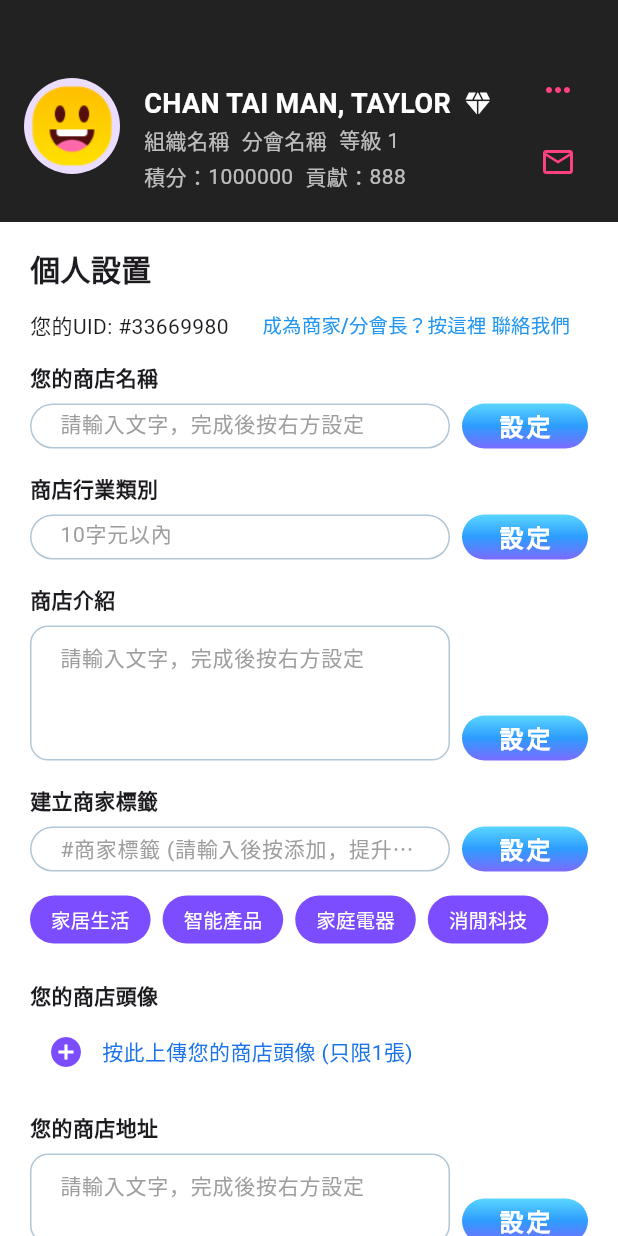
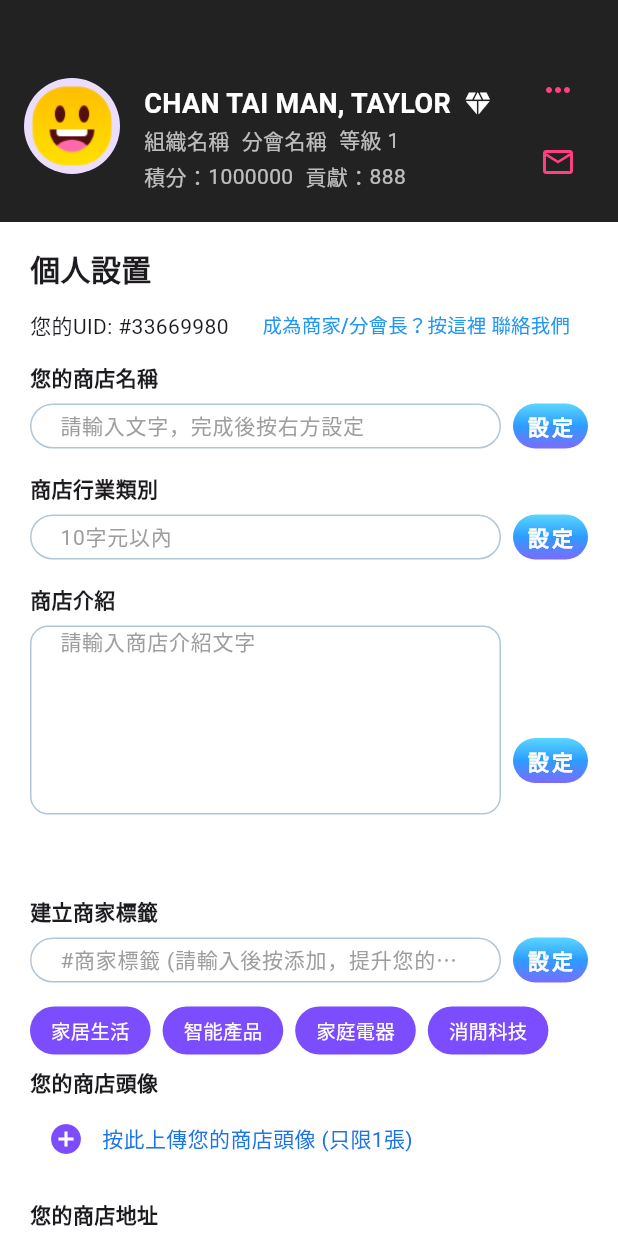
Before and after one commit to wangqiwei66/business_synerthink, a Flutter app: the SettingView screen opened directly, on a phone screen of 412 x 824 dp. Run offline on Flutter 3.47's test engine with Material 3 defaults, Android fonts, the light colour scheme and no system bars; our stand-ins replace auto_size_text, cached_network_image, dio, fl_chart, flutter_animate, flutter_easyloading and 14 more; missing offline and left inert: dart:ffi, flutter_cupertino_datetime_picker, fluwx, jwt_decode, qr_code_scanner; accounts and stored records are empty; Roboto replaces fonts that are missing (PingFang SC).

Commit message:
优化设置视图和文本输入框样式，调整商店介绍和地址输入行数，更新文本框边框和字体样式

```diff
--- a/lib/app/pages/setting_view.dart
+++ b/lib/app/pages/setting_view.dart
@@ -2,6 +2,7 @@ import 'package:flutter/material.dart';
 import 'package:flutter/services.dart';
 import 'package:get/get.dart';
 import 'package:tiny_weight/app/pages/userinfo_view.dart';
+import 'package:tiny_weight/app/widgets/textfeild.dart';
 import 'setting_logic.dart';
 
 class SettingView extends StatelessWidget {
@@ -41,14 +42,13 @@ class SettingView extends StatelessWidget {
                   _buildInputRow('商店行業類別', logic.shopTypeController,
                       hint: '10字元以內', maxInputCount: 10),
                   const SizedBox(height: 16),
-                  _buildInputRow('商店介紹', logic.shopDescController, maxLines: 3),
-                  const SizedBox(height: 16),
+                  _buildInputRow('商店介紹', logic.shopDescController,
+                      hint: '請輸入商店介紹文字', maxLines: 6),
                   _buildTagInput(),
-                  const SizedBox(height: 16),
                   _buildUploadHead(),
                   const SizedBox(height: 16),
                   _buildInputRow('您的商店地址', logic.shopAddressController,
-                      maxLines: 2),
+                      maxLines: 4),
                   const SizedBox(height: 16),
                   _buildInputRow('您的稱呼', logic.shopCallController),
                   const SizedBox(height: 16),
@@ -172,22 +172,28 @@ class SettingView extends StatelessWidget {
     final height = 30.0 * maxLines;
     final borderRadius =
         maxLines == 1 ? BorderRadius.circular(32) : BorderRadius.circular(12);
-    return Row(
-      crossAxisAlignment: CrossAxisAlignment.end,
-      children: [
-        Expanded(
-          child: Column(
+    return Column(
       crossAxisAlignment: CrossAxisAlignment.start,
       children: [
         Text(label,
+            style: const TextStyle(fontWeight: FontWeight.bold, fontSize: 14)),
+        const SizedBox(height: 8),
+        Row(
+          children: [
+            Expanded(
+              child: ConstrainedBox(
+                constraints: BoxConstraints(
+                  minHeight: 30.0 * maxLines,
+                  maxHeight: 30.0 * maxLines,
+                ),
+                child: TextField(
                   style: const TextStyle(
-                      fontWeight: FontWeight.bold, fontSize: 14)),
-              const SizedBox(height: 8),
-              SizedBox(
-                height: height,
-                child: TextField(
+                    color: Colors.black,
+                    fontSize: 14,
+                  ),
                   controller: controller,
                   maxLines: maxLines,
+                  minLines: maxLines,
                   maxLength: maxInputCount,
                   buildCounter: (
                     BuildContext context, {
@@ -206,8 +212,8 @@ class SettingView extends StatelessWidget {
                     hintText: hint ?? '請輸入文字，完成後按右方設定',
                     hintStyle:
                         const TextStyle(color: Colors.grey, fontSize: 14),
-                    contentPadding: const EdgeInsets.symmetric(
-                        horizontal: 16, vertical: 10),
+                    contentPadding:
+                        const EdgeInsets.symmetric(horizontal: 16, vertical: 0),
                     border: OutlineInputBorder(
                       borderRadius: borderRadius,
                       borderSide: const BorderSide(color: Color(0xFFB2C6D6)),
@@ -221,45 +227,44 @@ class SettingView extends StatelessWidget {
                       borderSide:
                           const BorderSide(color: Color(0xFF7C4DFF), width: 2),
                     ),
-                    isDense: true,
                   ),
                 ),
               ),
-            ],
             ),
+            const SizedBox(
+              width: 8,
             ),
-        const SizedBox(width: 8),
-        Container(
+            InkWell(
+              onTap: onConfirm,
+              child: Container(
                 height: 30,
+                width: 50,
                 padding: EdgeInsets.zero,
                 decoration: const BoxDecoration(
                   gradient: LinearGradient(
-              colors: [Color(0xFF5AD6FF), Color(0xFF2D9CFF), Color(0xFF7B6CFF)],
+                    colors: [
+                      Color(0xFF5AD6FF),
+                      Color(0xFF2D9CFF),
+                      Color(0xFF7B6CFF)
+                    ],
                     begin: Alignment.topCenter,
                     end: Alignment.bottomCenter,
                   ),
                   borderRadius: BorderRadius.all(Radius.circular(20)),
                 ),
-          child: Material(
-            color: Colors.transparent,
-            child: InkWell(
-              borderRadius: BorderRadius.circular(20),
-              onTap: onConfirm,
-              child: Container(
-                alignment: Alignment.center,
-                padding: const EdgeInsets.symmetric(horizontal: 24),
-                height: 40,
-                child: const Text(
+                child: const Center(
+                  child: Text(
                     '設定',
                     style: TextStyle(
-                      fontSize: 16,
+                        fontSize: 14,
                         color: Colors.white,
                         fontWeight: FontWeight.bold,
                         letterSpacing: 2),
                   ),
                 ),
               ),
-          ),
+            )
+          ],
         ),
       ],
     );
@@ -305,8 +310,11 @@ class SettingView extends StatelessWidget {
               const SizedBox(
                 width: 8,
               ),
-              Container(
+              InkWell(
+                onTap: () {},
+                child: Container(
                   height: 30,
+                  width: 50,
                   padding: EdgeInsets.zero,
                   decoration: const BoxDecoration(
                     gradient: LinearGradient(
@@ -320,23 +328,14 @@ class SettingView extends StatelessWidget {
                     ),
                     borderRadius: BorderRadius.all(Radius.circular(20)),
                   ),
-                child: Material(
-                  color: Colors.transparent,
-                  child: InkWell(
-                    borderRadius: BorderRadius.circular(20),
-                    onTap: () {},
-                    child: Container(
-                      alignment: Alignment.center,
-                      padding: const EdgeInsets.symmetric(horizontal: 24),
-                      height: 40,
-                      child: const Text(
+                  child: const Center(
+                    child: Text(
                       '設定',
                       style: TextStyle(
-                            fontSize: 16,
+                          fontSize: 14,
                           color: Colors.white,
                           fontWeight: FontWeight.bold,
                           letterSpacing: 2),
-                      ),
                     ),
                   ),
                 ),
--- a/lib/app/widgets/textfeild.dart
+++ b/lib/app/widgets/textfeild.dart
@@ -47,12 +47,15 @@ class CzTextField extends StatelessWidget {
 
   @override
   Widget build(BuildContext context) {
+    final height = 30.0 * maxLines;
+    final borderRadius =
+        maxLines == 1 ? BorderRadius.circular(15) : BorderRadius.circular(15);
     return Container(
-      height: height ?? 40,
+      height: height,
       alignment: Alignment.center,
       decoration: BoxDecoration(
         color: bgColor ?? const Color(0x33ffffff),
-        borderRadius: BorderRadius.circular(25.0),
+        borderRadius: BorderRadius.circular(20),
       ),
       child: Row(
         mainAxisAlignment: MainAxisAlignment.center,
@@ -76,23 +79,27 @@ class CzTextField extends StatelessWidget {
               inputFormatters: [LengthLimitingTextInputFormatter(inputCount)],
               style: const TextStyle(
                 color: Colors.black,
-                fontSize: 16,
+                fontSize: 14,
               ),
               onSubmitted: onSubmitted,
               decoration: InputDecoration(
-                contentPadding: const EdgeInsets.only(top: 0, bottom: 0),
+                contentPadding:
+                    const EdgeInsets.symmetric(horizontal: 16, vertical: 0),
                 border: OutlineInputBorder(
+                  borderRadius: borderRadius,
                   borderSide: BorderSide(
                     color: KColor.appbarColor,
                     width: 1.0,
                   ),
                 ),
-                enabledBorder: const OutlineInputBorder(
+                enabledBorder: OutlineInputBorder(
+                  borderRadius: borderRadius,
                   borderSide: BorderSide(
                     color: Colors.black45,
                   ),
                 ),
                 focusedBorder: OutlineInputBorder(
+                  borderRadius: borderRadius,
                   borderSide: BorderSide(
                     color: KColor.appbarColor,
                     width: 1.5,
@@ -102,7 +109,7 @@ class CzTextField extends StatelessWidget {
                 hintStyle: hitStyle ??
                     TextStyle(
                       color: Colors.grey[400],
-                      fontSize: 16,
+                      fontSize: 14,
                     ),
               ),
             ),
```
Lines whose indentation alone changed are shown as unchanged.
